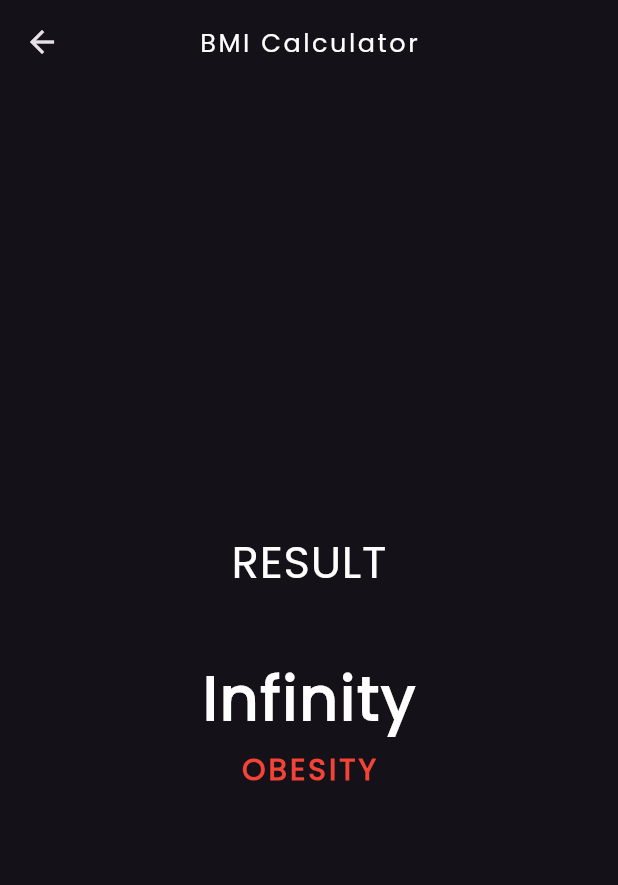
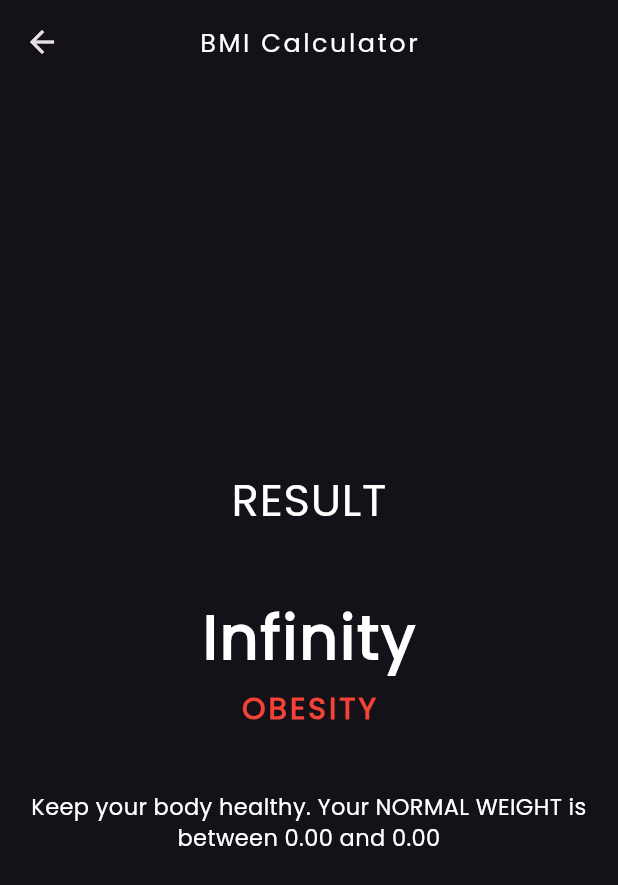
Before and after one commit to Fatah03111995/bmi_medium, a Flutter app: the screen it shows after launch, after a tap on "Calculate", on a phone screen of 412 x 824 dp. Shown: the top 885 px of the screen. Run offline on Flutter 3.47's test engine with Material 3 defaults, Android fonts, the phone set to English and light mode, and no system bars; our stand-ins replace font_awesome_flutter, math_expressions.

Commit message:
feat : finishing
seperate model in different file,
adding normal weight to resultpage

```diff
--- /dev/null
+++ b/lib/models/bmi_conclution.dart
@@ -0,0 +1,7 @@
+import 'package:flutter/material.dart';
+
+class BMIConclution {
+  final String conclution;
+  final TextStyle textStyle;
+  const BMIConclution(this.conclution, this.textStyle);
+}
--- /dev/null
+++ b/lib/models/calculation.dart
@@ -0,0 +1,10 @@
+class Calculation {
+  final double bmiResult;
+  final double lowerNormalBmi;
+  final double upperNormalBmi;
+
+  const Calculation(
+      {required this.bmiResult,
+      required this.lowerNormalBmi,
+      required this.upperNormalBmi});
+}
--- /dev/null
+++ b/lib/models/gender_themedata.dart
@@ -0,0 +1,7 @@
+import 'package:flutter/material.dart';
+
+class GenderThemeData {
+  final Color primaryColor;
+  final Color secondaryColor;
+  GenderThemeData({required this.primaryColor, required this.secondaryColor});
+}
--- a/lib/pages/result_page.dart
+++ b/lib/pages/result_page.dart
@@ -1,3 +1,5 @@
+import 'package:bmi_medium/models/bmi_conclution.dart';
+import 'package:bmi_medium/models/calculation.dart';
 import 'package:flutter/material.dart';
 import 'package:math_expressions/math_expressions.dart';
 import 'package:bmi_medium/theme/theme.dart';
@@ -9,18 +11,32 @@ class ResultPage extends StatelessWidget {
 
   @override
   Widget build(BuildContext context) {
-    double calculate(double weight, double height) {
+    Calculation calculate(double weight, double height) {
       Parser p = Parser();
-      String equation = '${weight.round()}/((${height.round() / 100})^2)';
-      Expression exp = p.parse(equation);
-      double result = exp.evaluate(EvaluationType.REAL, ContextModel());
 
-      return result;
+      String bmiEquation = '${weight.round()}/((${height.round() / 100})^2)';
+      Expression bmiExp = p.parse(bmiEquation);
+      double bmiResult = bmiExp.evaluate(EvaluationType.REAL, ContextModel());
+
+      String lowerNormalEquation = '18.5*((${height / 100})^2)';
+      Expression lowerNormalExp = p.parse(lowerNormalEquation);
+      double lowerNormalBmi =
+          lowerNormalExp.evaluate(EvaluationType.REAL, ContextModel());
+
+      String upperNormalEquation = '25*((${height / 100})^2)';
+      Expression upperNormalExp = p.parse(upperNormalEquation);
+      double upperNormalBmi =
+          upperNormalExp.evaluate(EvaluationType.REAL, ContextModel());
+
+      return Calculation(
+          bmiResult: bmiResult,
+          lowerNormalBmi: lowerNormalBmi,
+          upperNormalBmi: upperNormalBmi);
     }
 
-    double result = calculate(weight, height);
+    Calculation result = calculate(weight, height);
     BMIConclution conclution() {
-      switch (result) {
+      switch (result.bmiResult) {
         case < 18.5:
           return BMIConclution('UNDERWEIGHT', MyTheme().warningResult);
         case > 18.5 && < 25:
@@ -40,6 +56,8 @@ class ResultPage extends StatelessWidget {
         title: const Text('BMI Calculator'),
       ),
       body: Center(
+        child: Padding(
+          padding: const EdgeInsets.all(10),
           child: Column(
             mainAxisAlignment: MainAxisAlignment.center,
             crossAxisAlignment: CrossAxisAlignment.center,
@@ -52,7 +70,7 @@ class ResultPage extends StatelessWidget {
                 height: 40,
               ),
               Text(
-              result.toStringAsPrecision(3),
+                result.bmiResult.toStringAsPrecision(3),
                 style: MyTheme().valTxtStyle,
               ),
               const SizedBox(
@@ -61,16 +79,18 @@ class ResultPage extends StatelessWidget {
               Text(
                 conclution().conclution,
                 style: conclution().textStyle,
+              ),
+              const SizedBox(
+                height: 40,
+              ),
+              Text(
+                'Keep your body healthy. Your NORMAL WEIGHT is between ${result.lowerNormalBmi.toStringAsPrecision(3)} and ${result.upperNormalBmi.toStringAsPrecision(3)}',
+                textAlign: TextAlign.center,
               )
             ],
+          ),
         ),
       ),
     );
   }
 }
-
-class BMIConclution {
-  final String conclution;
-  final TextStyle textStyle;
-  const BMIConclution(this.conclution, this.textStyle);
-}
--- a/lib/theme/gender_theme.dart
+++ b/lib/theme/gender_theme.dart
@@ -1,6 +1,6 @@
 import 'package:bmi_medium/constants/color.dart';
 import 'package:bmi_medium/constants/gender.dart';
-import 'package:flutter/material.dart';
+import 'package:bmi_medium/models/gender_themedata.dart';
 
 class GenderTheme {
   final Gender? gender;
@@ -24,9 +24,3 @@ class GenderTheme {
     }
   }
 }
-
-class GenderThemeData {
-  final Color primaryColor;
-  final Color secondaryColor;
-  GenderThemeData({required this.primaryColor, required this.secondaryColor});
-}
```
Lines whose indentation alone changed are shown as unchanged.
